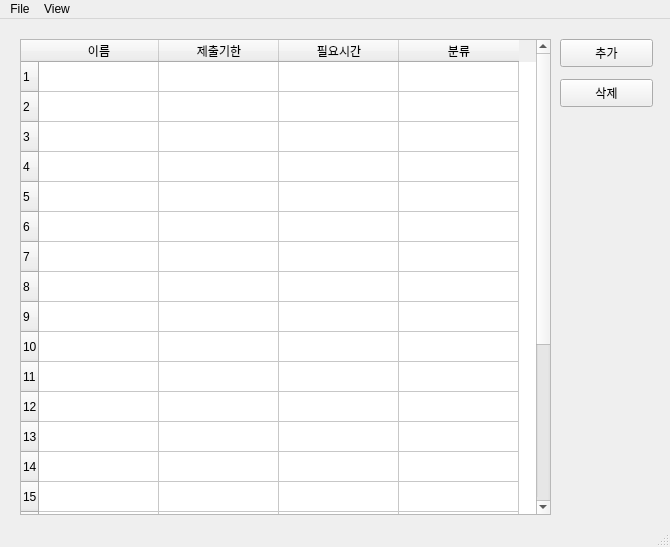
First picture: the form in UI/main.ui, repository Talkwarrior/workReminder, before the edit.
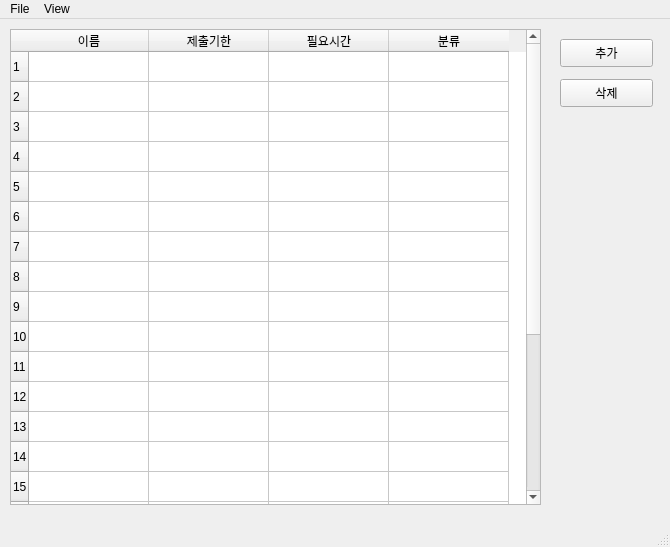
Second picture: the form after the edit. Icons and pictures are not drawn.

Commit message: brand new UI: tab

Diff of the .ui file:
```diff
--- a/UI/main.ui
+++ b/UI/main.ui
@@ -44,8 +44,8 @@
    <widget class="QTableWidget" name="taskTable">
     <property name="geometry">
      <rect>
-      <x>20</x>
-      <y>20</y>
+      <x>10</x>
+      <y>10</y>
       <width>531</width>
       <height>476</height>
      </rect>
```
Left out of the diff: 26 changed lines with no effect on the pictures. The commit also changes 7 other files.
